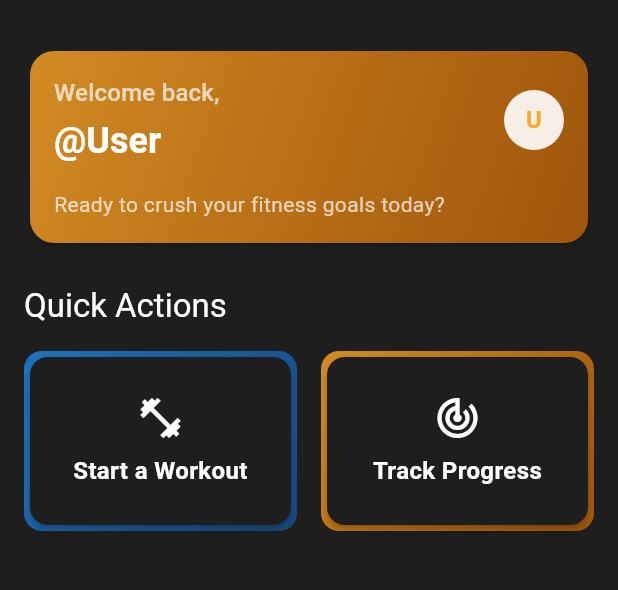
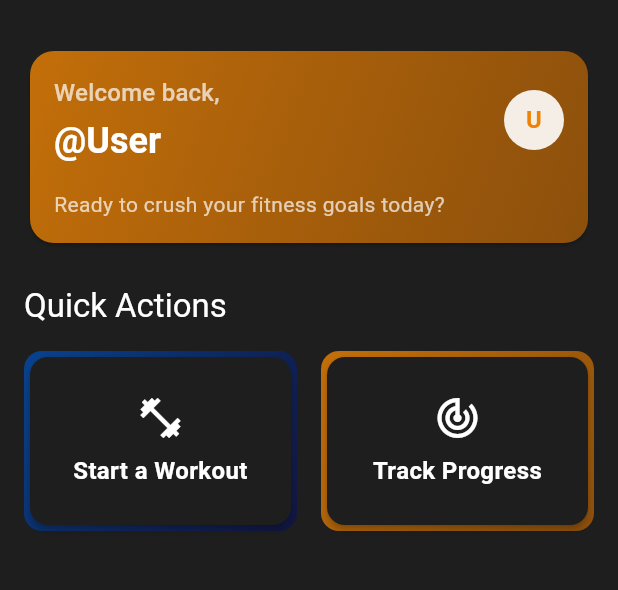
Before and after one commit to ajaparicio36/get-gains, a Flutter app: the screen it shows once a user with an empty profile is signed in, on a phone screen of 412 x 824 dp, the part 63-653 px from its top. Run offline on Flutter 3.47's test engine with Material 3 defaults, Android fonts, the phone set to English and light mode, and no system bars; our stand-ins replace cloud_firestore, firebase_auth, firebase_core, google_sign_in; accounts and stored records are empty.

Commit message:
Change color scheme to prevent eye strain

```diff
--- a/lib/app/constants/colors.dart
+++ b/lib/app/constants/colors.dart
@@ -2,14 +2,17 @@ import 'package:flutter/material.dart';
 
 class AppColors {
   // Primary Colors - Blues
-  static const primaryColor = Color(0xFF1E88E5); // Blue 600
-  static const primaryLight = Color(0xFF42A5F5); // Blue 400
-  static const primaryDark = Color(0xFF1565C0); // Blue 800
+  static const primaryColor = Color(0xFF024CAA); // Main Blue
+  static const primaryLight = Color(0xFF0B5FD4); // Light Blue
+  static const primaryDark = Color(0xFF091057); // Dark Blue
 
-  // Secondary Colors - Warm Orange/Amber
-  static const secondaryColor = Color(0xFFFFA726); // Orange 400
-  static const secondaryLight = Color(0xFFFFB74D); // Orange 300
-  static const secondaryDark = Color(0xFFF57C00); // Orange 700
+  // Secondary Colors - Orange
+  static const secondaryColor = Color(0xFFEC8305); // Main Orange
+  static const secondaryLight = Color(0xFFFF9B2A); // Light Orange
+  static const secondaryDark = Color(0xFFD67100); // Dark Orange
+
+  // Tertiary Colors
+  static const tertiaryColor = Color(0xFFDBD3D3); // Greyish White
 
   // Other Colors
   static const backgroundColor = Color(0xFF121212); // Very Dark Grey
--- a/lib/app/themes/app_theme.dart
+++ b/lib/app/themes/app_theme.dart
@@ -7,9 +7,9 @@ class AppTheme {
     brightness: Brightness.dark,
     colorScheme: ColorScheme.dark(
       primary: AppColors.primaryColor,
-      primaryContainer: AppColors.primaryDark,
+      primaryContainer: AppColors.primaryLight,
       secondary: AppColors.secondaryColor,
-      secondaryContainer: AppColors.secondaryDark,
+      secondaryContainer: AppColors.secondaryLight,
       surface: AppColors.surfaceColor,
       background: AppColors.backgroundColor,
       error: AppColors.errorColor,
```
